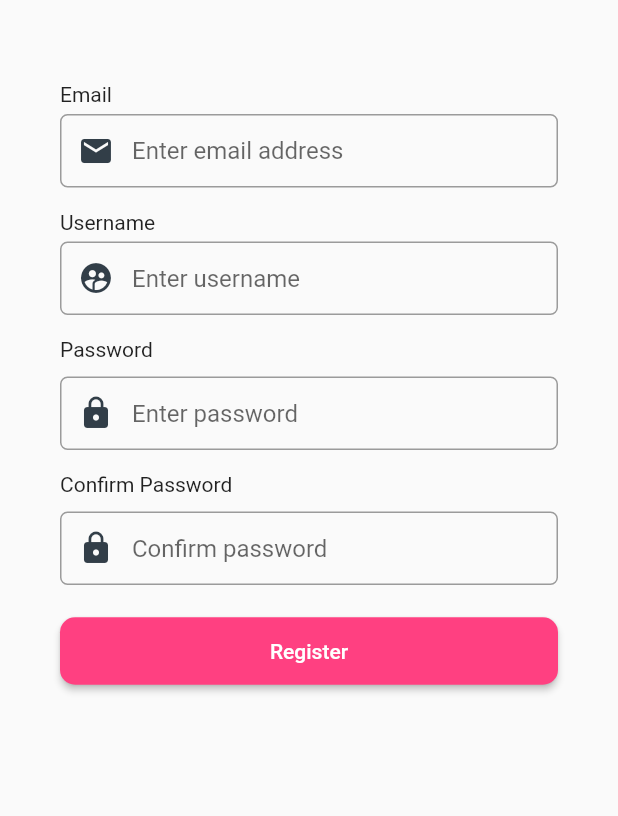
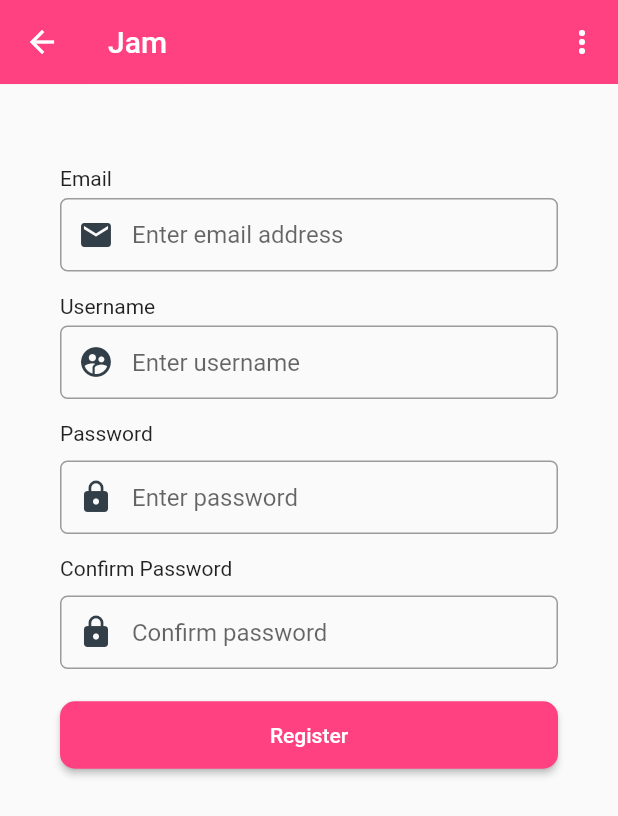
Before and after one commit to DAB-Co/jam-mobile, a Flutter app: the screen it shows after launch, after a tap on "Login", after a tap on "Sign up", on a phone screen of 412 x 824 dp. Shown: the top 816 px of the screen. Run offline on Flutter 3.47's test engine with Material 2 defaults, Android fonts, the light colour scheme and no system bars; our stand-ins replace device_info_plus, firebase_core, firebase_messaging, flutter_local_notifications, hive, hive_flutter and 1 more; missing offline and left inert: mqtt_client; accounts and stored records are empty; statements that could not run were skipped.

Commit message:
add app bar to login and register pages

```diff
--- a/lib/pages/login.dart
+++ b/lib/pages/login.dart
@@ -1,4 +1,5 @@
 import 'package:flutter/material.dart';
+import 'package:jam/widgets/app_bar.dart';
 import 'package:jam/widgets/loading.dart';
 import 'package:jam/widgets/show_snackbar.dart';
 import 'package:provider/provider.dart';
@@ -95,6 +96,7 @@ class _LoginState extends State<Login> {
 
     return SafeArea(
       child: Scaffold(
+        appBar: formAppBar(),
         body: Container(
           padding: EdgeInsets.all(40.0),
           child: Form(
--- a/lib/pages/register.dart
+++ b/lib/pages/register.dart
@@ -1,4 +1,5 @@
 import 'package:flutter/material.dart';
+import 'package:jam/widgets/app_bar.dart';
 import 'package:jam/widgets/loading.dart';
 import 'package:jam/widgets/show_snackbar.dart';
 import 'package:provider/provider.dart';
@@ -104,6 +105,7 @@ class _RegisterState extends State<Register> {
 
     return SafeArea(
       child: Scaffold(
+        appBar: formAppBar(),
         body: Container(
           padding: EdgeInsets.all(40.0),
           child: Form(
--- /dev/null
+++ b/lib/widgets/app_bar.dart
@@ -0,0 +1,32 @@
+import 'package:flutter/material.dart';
+import '../main.dart';
+import '/config/routes.dart' as routes;
+
+void handleThreeDotClick(String value) {
+  switch (value) {
+    case 'About':
+      navigatorKey.currentState?.pushNamed(routes.about);
+      break;
+  }
+}
+
+AppBar formAppBar() {
+  return AppBar(
+    backgroundColor: Colors.pinkAccent,
+    title: Text("Jam"),
+    actions: <Widget>[
+      PopupMenuButton<String>(
+        onSelected: handleThreeDotClick,
+        itemBuilder: (BuildContext context) {
+          return {'About'}.map((String choice) {
+            return PopupMenuItem<String>(
+              value: choice,
+              child: Text(choice),
+            );
+          }).toList();
+        },
+      ),
+    ],
+    elevation: 0.1,
+  );
+}
```
